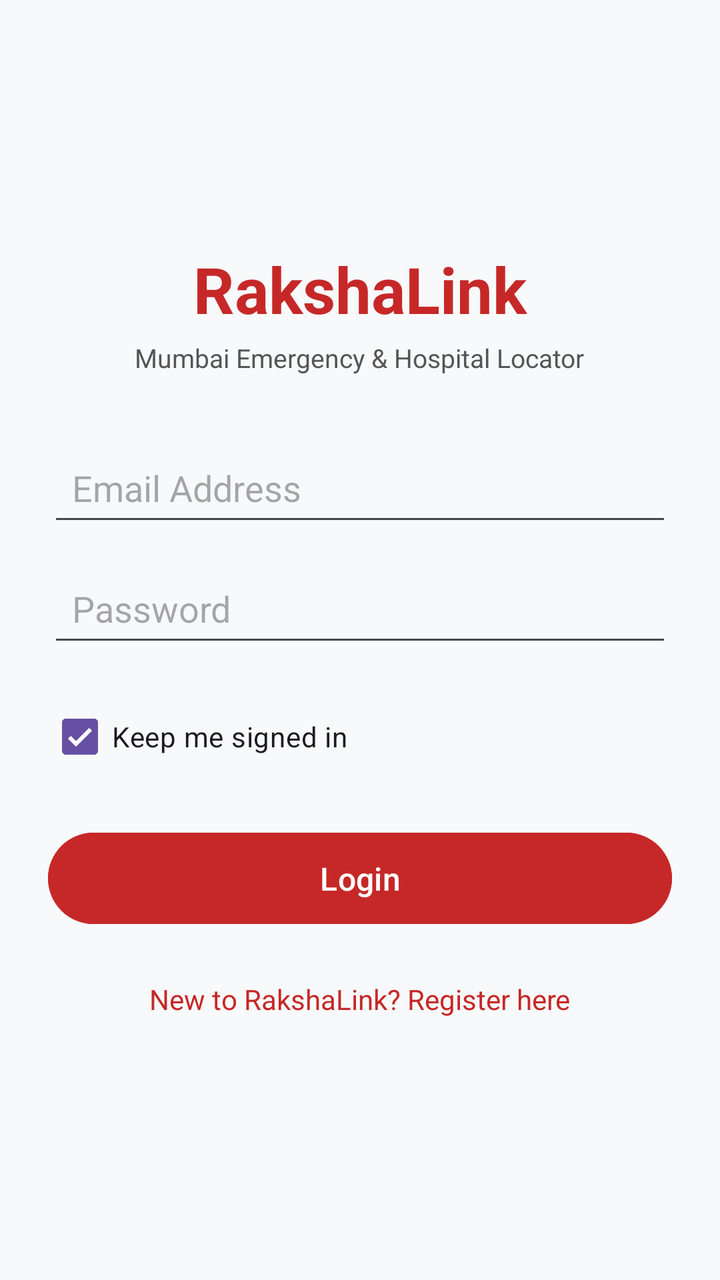
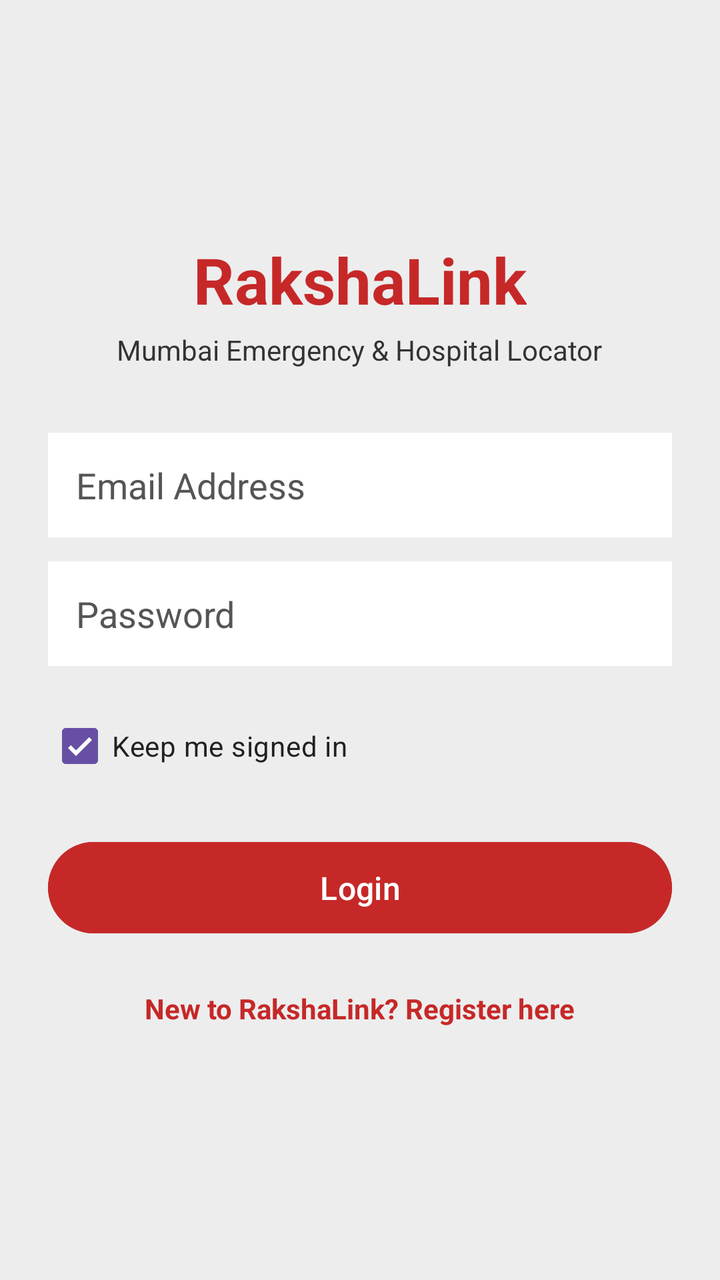

Before-and-after screenshots of an Android layout around one commit, followed by the original layout XML and the change that was made.
<!-- AndroidManifest.xml: application theme Theme.RakshaLink -->
<!-- res/layout/activity_login.xml -->
<?xml version="1.0" encoding="utf-8"?>
<LinearLayout xmlns:android="http://schemas.android.com/apk/res/android"
    android:layout_width="match_parent"
    android:layout_height="match_parent"
    android:orientation="vertical"
    android:padding="24dp"
    android:gravity="center"
    android:background="#F8F9FA">

    <TextView
        android:layout_width="wrap_content"
        android:layout_height="wrap_content"
        android:text="RakshaLink"
        android:textSize="32sp"
        android:textStyle="bold"
        android:textColor="#C62828"
        android:layout_marginBottom="4dp"/>

    <TextView
        android:layout_width="wrap_content"
        android:layout_height="wrap_content"
        android:text="Mumbai Emergency &amp; Hospital Locator"
        android:textSize="13sp"
        android:textColor="#555555"
        android:layout_marginBottom="32dp"/>

    <EditText
        android:id="@+id/etEmail"
        android:layout_width="match_parent"
        android:layout_height="wrap_content"
        android:hint="Email Address"
        android:inputType="textEmailAddress"
        android:padding="12dp"
        android:layout_marginBottom="12dp"/>

    <EditText
        android:id="@+id/etPassword"
        android:layout_width="match_parent"
        android:layout_height="wrap_content"
        android:hint="Password"
        android:inputType="textPassword"
        android:padding="12dp"
        android:layout_marginBottom="16dp"/>

    <CheckBox
        android:id="@+id/cbRememberMe"
        android:layout_width="match_parent"
        android:layout_height="wrap_content"
        android:text="Keep me signed in"
        android:checked="true"
        android:layout_marginBottom="20dp"/>

    <Button
        android:id="@+id/btnLogin"
        android:layout_width="match_parent"
        android:layout_height="wrap_content"
        android:text="Login"
        android:textSize="16sp"
        android:backgroundTint="#C62828"
        android:textColor="#FFFFFF"
        android:padding="12dp"
        android:layout_marginBottom="16dp"/>

    <TextView
        android:id="@+id/tvGoToRegister"
        android:layout_width="wrap_content"
        android:layout_height="wrap_content"
        android:text="New to RakshaLink? Register here"
        android:textColor="#C62828"
        android:textSize="14sp"
        android:padding="8dp"/>
</LinearLayout>
<!-- resources referenced by this layout -->
<resources>
  <style name="Theme.RakshaLink" parent="Base.Theme.RakshaLink" />
  <style name="Base.Theme.RakshaLink" parent="Theme.Material3.DayNight.NoActionBar">
          
          
      </style>
</resources>

<!-- the commit's change to res/layout/activity_login.xml (unified diff, before → after) -->
@@ -5,7 +5,7 @@
     android:orientation="vertical"
     android:padding="24dp"
     android:gravity="center"
-    android:background="#F8F9FA">
+    android:background="#EDEDED">
 
     <TextView
         android:layout_width="wrap_content"
@@ -20,8 +20,8 @@
         android:layout_width="wrap_content"
         android:layout_height="wrap_content"
         android:text="Mumbai Emergency &amp; Hospital Locator"
-        android:textSize="13sp"
-        android:textColor="#555555"
+        android:textSize="14sp"
+        android:textColor="#333333"
         android:layout_marginBottom="32dp"/>
 
     <EditText
@@ -29,8 +29,11 @@
         android:layout_width="match_parent"
         android:layout_height="wrap_content"
         android:hint="Email Address"
+        android:textColorHint="#555555"
+        android:textColor="#000000"
+        android:background="#FFFFFF"
         android:inputType="textEmailAddress"
-        android:padding="12dp"
+        android:padding="14dp"
         android:layout_marginBottom="12dp"/>
 
     <EditText
@@ -38,8 +41,11 @@
         android:layout_width="match_parent"
         android:layout_height="wrap_content"
         android:hint="Password"
+        android:textColorHint="#555555"
+        android:textColor="#000000"
+        android:background="#FFFFFF"
         android:inputType="textPassword"
-        android:padding="12dp"
+        android:padding="14dp"
         android:layout_marginBottom="16dp"/>
 
     <CheckBox
@@ -47,6 +53,7 @@
         android:layout_width="match_parent"
         android:layout_height="wrap_content"
         android:text="Keep me signed in"
+        android:textColor="#212121"
         android:checked="true"
         android:layout_marginBottom="20dp"/>
 
@@ -67,6 +74,7 @@
         android:layout_height="wrap_content"
         android:text="New to RakshaLink? Register here"
         android:textColor="#C62828"
+        android:textStyle="bold"
         android:textSize="14sp"
         android:padding="8dp"/>
 </LinearLayout>
